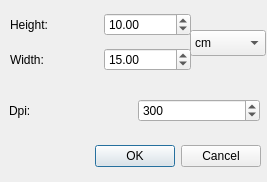
enricoros/fotowall, file ExactSizeDialog.ui: the form before one commit.
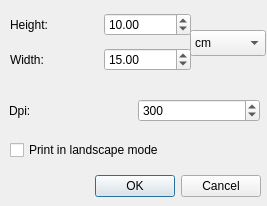
The form after the commit.

What changed in the file:
```diff
--- a/ExactSizeDialog.ui
+++ b/ExactSizeDialog.ui
@@ -7,7 +7,7 @@
     <x>0</x>
     <y>0</y>
     <width>267</width>
-    <height>182</height>
+    <height>206</height>
    </rect>
   </property>
   <property name="windowTitle">
@@ -17,7 +17,7 @@
    <property name="geometry">
     <rect>
      <x>90</x>
-     <y>140</y>
+     <y>170</y>
      <width>171</width>
      <height>32</height>
     </rect>
@@ -81,7 +81,7 @@
     </property>
    </item>
   </widget>
-  <widget class="QWidget" name="">
+  <widget class="QWidget" name="layoutWidget">
    <property name="geometry">
     <rect>
      <x>10</x>
@@ -135,6 +135,19 @@
     </item>
    </layout>
   </widget>
+  <widget class="QCheckBox" name="landscapeCheckBox">
+   <property name="geometry">
+    <rect>
+     <x>10</x>
+     <y>140</y>
+     <width>191</width>
+     <height>20</height>
+    </rect>
+   </property>
+   <property name="text">
+    <string>Print in landscape mode</string>
+   </property>
+  </widget>
  </widget>
  <resources/>
  <connections>
```
